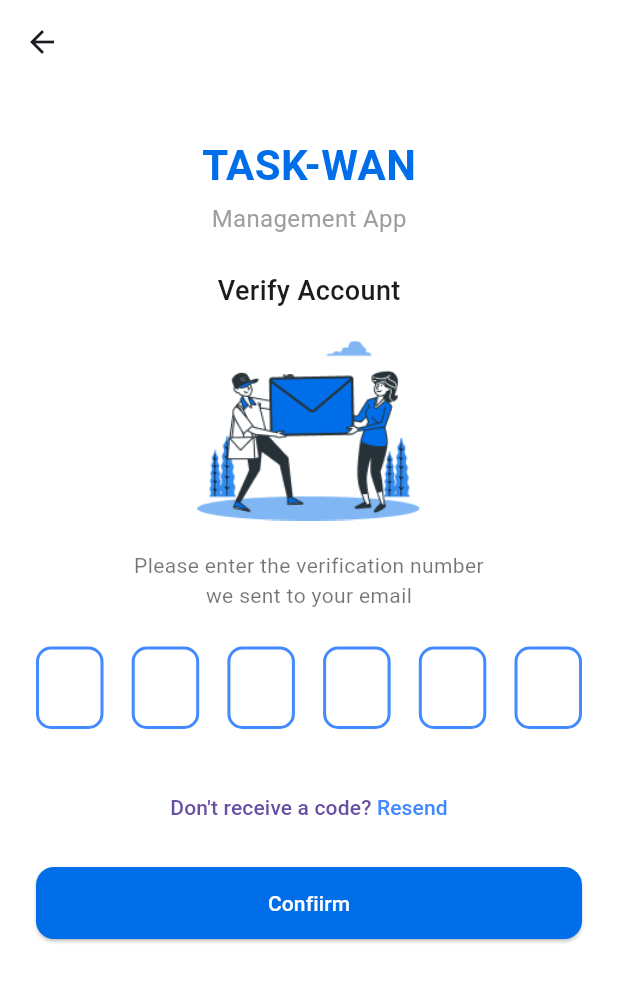
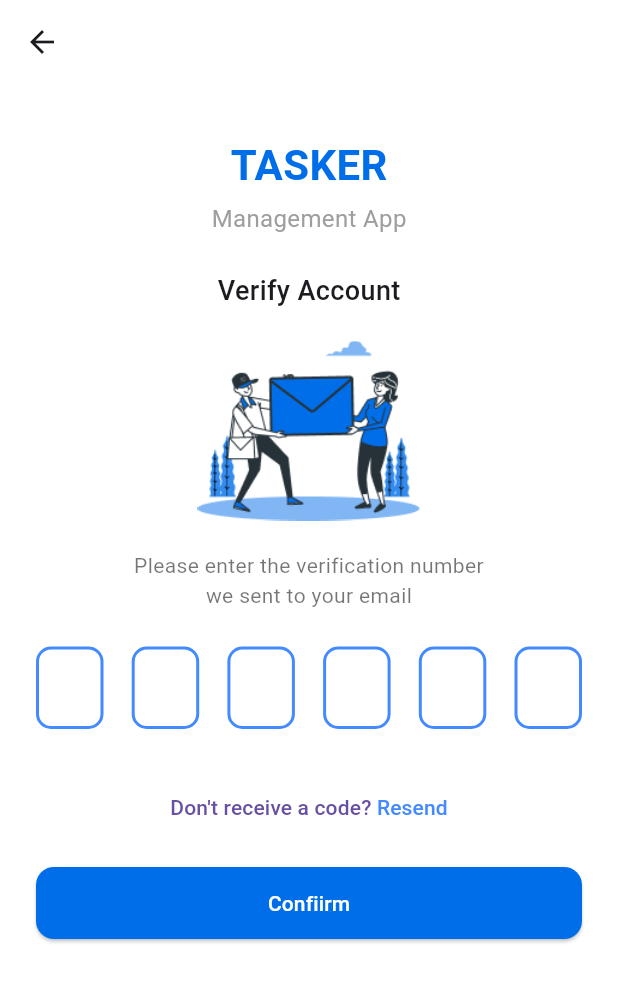
Before and after one commit to inkartk/tasker_app, a Flutter app: the VerifyCodePage screen opened directly with empty values, on a phone screen of 412 x 824 dp. Shown: the top 982 px of the screen. Run offline on Flutter 3.47's test engine with Material 3 defaults, Android fonts, the phone set to English and light mode, and no system bars; drawn by our look-alikes of pin_code_fields; our stand-ins replace cloud_firestore, cloud_functions, drift, email_validator, equatable, firebase_auth and 8 more; accounts and stored records are empty; generated files the repository leaves out were written again.

Commit message:
reload screenshots

```diff
--- a/lib/features/auth/pages/verify_code.dart
+++ b/lib/features/auth/pages/verify_code.dart
@@ -101,7 +101,7 @@ class _VerifyCodePageState extends State<VerifyCodePage> {
           children: [
             const SizedBox(height: 10),
             const Text(
-              'TASK-WAN',
+              'TASKER',
               style: TextStyle(
                 fontSize: 28,
                 color: Color(0xFF006EE9),
```
Also changed, not shown: 1 other file.
